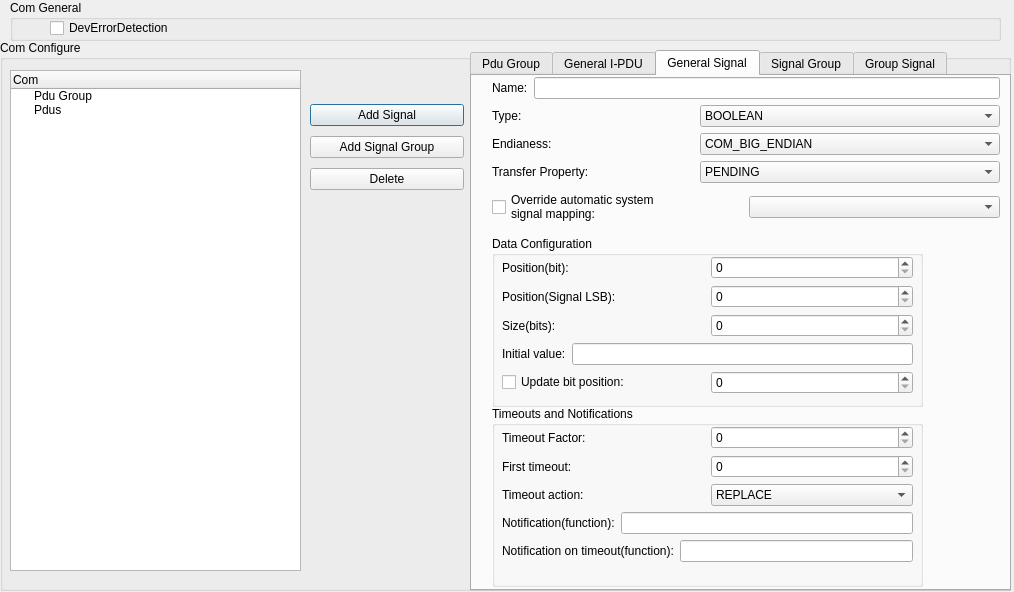
Qt form tool/gainos-studio/ui/forms/cd_com.ui (parai/gainos-tk) before a commit.
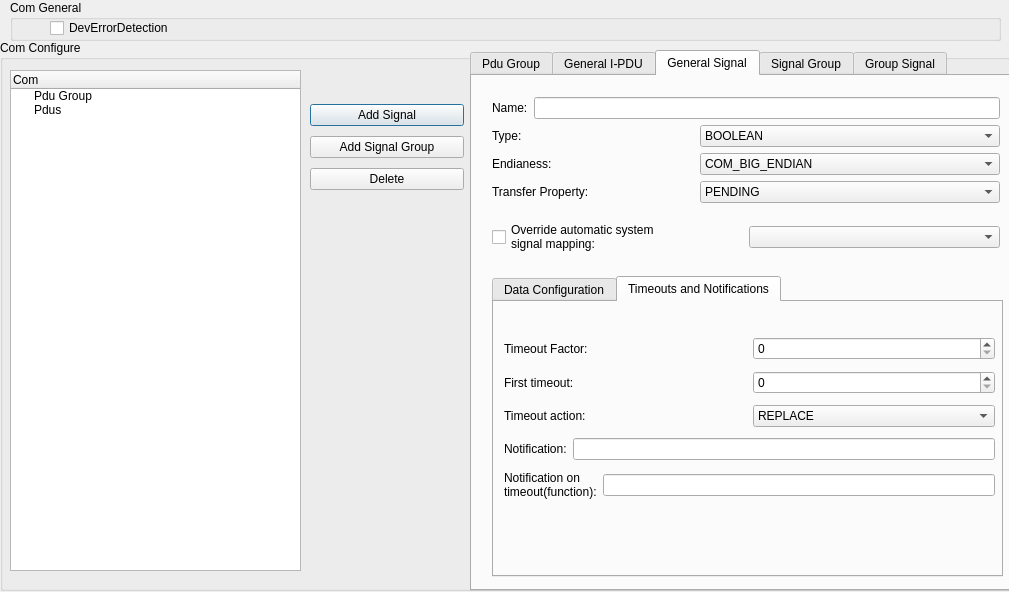
The same form after that commit. The open tabs and pages were chosen to show the change.

```diff
--- a/tool/gainos-studio/ui/forms/cd_com.ui
+++ b/tool/gainos-studio/ui/forms/cd_com.ui
@@ -6,7 +6,7 @@
    <rect>
     <x>0</x>
     <y>0</y>
-    <width>1014</width>
+    <width>1009</width>
     <height>592</height>
    </rect>
   </property>
@@ -472,246 +472,13 @@
      <attribute name="title">
       <string>General Signal</string>
      </attribute>
-     <widget class="QGroupBox" name="groupBox_5">
+     <widget class="QWidget" name="layoutWidget">
       <property name="geometry">
        <rect>
         <x>20</x>
-        <y>160</y>
-        <width>431</width>
-        <height>171</height>
-       </rect>
-      </property>
-      <property name="title">
-       <string>Data Configuration</string>
-      </property>
-      <widget class="QWidget" name="layoutWidget">
-       <property name="geometry">
-        <rect>
-         <x>10</x>
-         <y>20</y>
-         <width>411</width>
-         <height>141</height>
-        </rect>
-       </property>
-       <layout class="QVBoxLayout" name="verticalLayout_4">
-        <item>
-         <layout class="QHBoxLayout" name="horizontalLayout_19">
-          <item>
-           <widget class="QLabel" name="label_18">
-            <property name="text">
-             <string>Position(bit):</string>
-            </property>
-           </widget>
-          </item>
-          <item>
-           <widget class="QSpinBox" name="spbxSignalPosition">
-            <property name="toolTip">
-             <string>Must be the times of eight.</string>
-            </property>
-           </widget>
-          </item>
-         </layout>
-        </item>
-        <item>
-         <layout class="QHBoxLayout" name="horizontalLayout_20">
-          <item>
-           <widget class="QLabel" name="label_19">
-            <property name="text">
-             <string>Position(Signal LSB):</string>
-            </property>
-           </widget>
-          </item>
-          <item>
-           <widget class="QSpinBox" name="spbxSignalLSBPosition"/>
-          </item>
-         </layout>
-        </item>
-        <item>
-         <layout class="QHBoxLayout" name="horizontalLayout_21">
-          <item>
-           <widget class="QLabel" name="label_20">
-            <property name="text">
-             <string>Size(bits):</string>
-            </property>
-           </widget>
-          </item>
-          <item>
-           <widget class="QSpinBox" name="spbxSignalSize">
-            <property name="toolTip">
-             <string>Range 0 to 63.
-Range 0 to 4095 for uint8_n signal types</string>
-            </property>
-           </widget>
-          </item>
-         </layout>
-        </item>
-        <item>
-         <layout class="QHBoxLayout" name="horizontalLayout_22">
-          <item>
-           <widget class="QLabel" name="label_21">
-            <property name="text">
-             <string>Initial value:</string>
-            </property>
-           </widget>
-          </item>
-          <item>
-           <widget class="QLineEdit" name="leSignalInitValue">
-            <property name="toolTip">
-             <string>if type is UINT8_N or UNIT8_DYN,please in put init value with spac ' ' to spearete each other.</string>
-            </property>
-           </widget>
-          </item>
-         </layout>
-        </item>
-        <item>
-         <layout class="QHBoxLayout" name="horizontalLayout_23">
-          <item>
-           <widget class="QCheckBox" name="cbxSignalUpdateBitPosition">
-            <property name="text">
-             <string>Update bit position:</string>
-            </property>
-           </widget>
-          </item>
-          <item>
-           <widget class="QSpinBox" name="spbxSignalUpdateBitPosition"/>
-          </item>
-         </layout>
-        </item>
-       </layout>
-      </widget>
-     </widget>
-     <widget class="QGroupBox" name="groupBox_6">
-      <property name="geometry">
-       <rect>
-        <x>20</x>
-        <y>330</y>
-        <width>431</width>
-        <height>181</height>
-       </rect>
-      </property>
-      <property name="title">
-       <string>Timeouts and Notifications</string>
-      </property>
-      <widget class="QWidget" name="layoutWidget_9">
-       <property name="geometry">
-        <rect>
-         <x>10</x>
-         <y>20</y>
-         <width>411</width>
-         <height>141</height>
-        </rect>
-       </property>
-       <layout class="QVBoxLayout" name="verticalLayout_6">
-        <item>
-         <layout class="QHBoxLayout" name="horizontalLayout_24">
-          <item>
-           <widget class="QLabel" name="label_22">
-            <property name="text">
-             <string>Timeout Factor:</string>
-            </property>
-           </widget>
-          </item>
-          <item>
-           <widget class="QSpinBox" name="spbxSignalTimeoutFactor">
-            <property name="toolTip">
-             <string>uint in MainFunction Period</string>
-            </property>
-           </widget>
-          </item>
-         </layout>
-        </item>
-        <item>
-         <layout class="QHBoxLayout" name="horizontalLayout_25">
-          <item>
-           <widget class="QLabel" name="label_23">
-            <property name="text">
-             <string>First timeout:</string>
-            </property>
-           </widget>
-          </item>
-          <item>
-           <widget class="QSpinBox" name="spbxSignalFirstTimeout">
-            <property name="toolTip">
-             <string>uint in MainFunction Period</string>
-            </property>
-           </widget>
-          </item>
-         </layout>
-        </item>
-        <item>
-         <layout class="QHBoxLayout" name="horizontalLayout_26">
-          <item>
-           <widget class="QLabel" name="label_24">
-            <property name="text">
-             <string>Timeout action:</string>
-            </property>
-           </widget>
-          </item>
-          <item>
-           <widget class="QComboBox" name="cmbxSignalTimeoutAction">
-            <property name="toolTip">
-             <string>For Tx signal,configure this has no meaning.</string>
-            </property>
-            <item>
-             <property name="text">
-              <string>REPLACE</string>
-             </property>
-            </item>
-            <item>
-             <property name="text">
-              <string>NONE</string>
-             </property>
-            </item>
-           </widget>
-          </item>
-         </layout>
-        </item>
-        <item>
-         <layout class="QHBoxLayout" name="horizontalLayout_27">
-          <item>
-           <widget class="QLabel" name="label_25">
-            <property name="text">
-             <string>Notification(function):</string>
-            </property>
-           </widget>
-          </item>
-          <item>
-           <widget class="QLineEdit" name="leSignalNotification">
-            <property name="toolTip">
-             <string>input &quot;NULL&quot; to turn it off, if you want</string>
-            </property>
-           </widget>
-          </item>
-         </layout>
-        </item>
-        <item>
-         <layout class="QHBoxLayout" name="horizontalLayout_28">
-          <item>
-           <widget class="QLabel" name="label_26">
-            <property name="text">
-             <string>Notification on timeout(function):</string>
-            </property>
-           </widget>
-          </item>
-          <item>
-           <widget class="QLineEdit" name="leSignalNotificationOnTimeout">
-            <property name="toolTip">
-             <string>input &quot;NULL&quot; to turn it off, if you want</string>
-            </property>
-           </widget>
-          </item>
-         </layout>
-        </item>
-       </layout>
-      </widget>
-     </widget>
-     <widget class="QWidget" name="">
-      <property name="geometry">
-       <rect>
-        <x>20</x>
-        <y>0</y>
+        <y>10</y>
         <width>508</width>
-        <height>151</height>
+        <height>180</height>
        </rect>
       </property>
       <layout class="QVBoxLayout" name="verticalLayout_12">
@@ -899,6 +666,237 @@
        </item>
       </layout>
      </widget>
+     <widget class="QTabWidget" name="tabWidget">
+      <property name="geometry">
+       <rect>
+        <x>20</x>
+        <y>200</y>
+        <width>511</width>
+        <height>301</height>
+       </rect>
+      </property>
+      <property name="currentIndex">
+       <number>0</number>
+      </property>
+      <widget class="QWidget" name="tab_6">
+       <attribute name="title">
+        <string>Data Configuration</string>
+       </attribute>
+       <widget class="QWidget" name="layoutWidget_2">
+        <property name="geometry">
+         <rect>
+          <x>20</x>
+          <y>10</y>
+          <width>411</width>
+          <height>161</height>
+         </rect>
+        </property>
+        <layout class="QVBoxLayout" name="verticalLayout_4">
+         <item>
+          <layout class="QHBoxLayout" name="horizontalLayout_19">
+           <item>
+            <widget class="QLabel" name="label_18">
+             <property name="text">
+              <string>Position(bit):</string>
+             </property>
+            </widget>
+           </item>
+           <item>
+            <widget class="QSpinBox" name="spbxSignalPosition">
+             <property name="toolTip">
+              <string>Must be the times of eight.</string>
+             </property>
+            </widget>
+           </item>
+          </layout>
+         </item>
+         <item>
+          <layout class="QHBoxLayout" name="horizontalLayout_20">
+           <item>
+            <widget class="QLabel" name="label_19">
+             <property name="text">
+              <string>Position(Signal LSB):</string>
+             </property>
+            </widget>
+           </item>
+           <item>
+            <widget class="QSpinBox" name="spbxSignalLSBPosition"/>
+           </item>
+          </layout>
+         </item>
+         <item>
+          <layout class="QHBoxLayout" name="horizontalLayout_21">
+           <item>
+            <widget class="QLabel" name="label_20">
+             <property name="text">
+              <string>Size(bits):</string>
+             </property>
+            </widget>
+           </item>
+           <item>
+            <widget class="QSpinBox" name="spbxSignalSize">
+             <property name="toolTip">
+              <string>Range 0 to 63.
+Range 0 to 4095 for uint8_n signal types</string>
+             </property>
+            </widget>
+           </item>
+          </layout>
+         </item>
+         <item>
+          <layout class="QHBoxLayout" name="horizontalLayout_22">
+           <item>
+            <widget class="QLabel" name="label_21">
+             <property name="text">
+              <string>Initial value:</string>
+             </property>
+            </widget>
+           </item>
+           <item>
+            <widget class="QLineEdit" name="leSignalInitValue">
+             <property name="toolTip">
+              <string>if type is UINT8_N or UNIT8_DYN,please in put init value with spac ' ' to spearete each other.</string>
+             </property>
+            </widget>
+           </item>
+          </layout>
+         </item>
+         <item>
+          <layout class="QHBoxLayout" name="horizontalLayout_23">
+           <item>
+            <widget class="QCheckBox" name="cbxSignalUpdateBitPosition">
+             <property name="text">
+              <string>Update bit position:</string>
+             </property>
+            </widget>
+           </item>
+           <item>
+            <widget class="QSpinBox" name="spbxSignalUpdateBitPosition"/>
+           </item>
+          </layout>
+         </item>
+        </layout>
+       </widget>
+      </widget>
+      <widget class="QWidget" name="tab_7">
+       <attribute name="title">
+        <string>Timeouts and Notifications</string>
+       </attribute>
+       <widget class="QWidget" name="layoutWidget_9">
+        <property name="geometry">
+         <rect>
+          <x>10</x>
+          <y>30</y>
+          <width>491</width>
+          <height>174</height>
+         </rect>
+        </property>
+        <layout class="QVBoxLayout" name="verticalLayout_6">
+         <item>
+          <layout class="QHBoxLayout" name="horizontalLayout_24">
+           <item>
+            <widget class="QLabel" name="label_22">
+             <property name="text">
+              <string>Timeout Factor:</string>
+             </property>
+            </widget>
+           </item>
+           <item>
+            <widget class="QSpinBox" name="spbxSignalTimeoutFactor">
+             <property name="toolTip">
+              <string>uint in MainFunction Period</string>
+             </property>
+            </widget>
+           </item>
+          </layout>
+         </item>
+         <item>
+          <layout class="QHBoxLayout" name="horizontalLayout_25">
+           <item>
+            <widget class="QLabel" name="label_23">
+             <property name="text">
+              <string>First timeout:</string>
+             </property>
+            </widget>
+           </item>
+           <item>
+            <widget class="QSpinBox" name="spbxSignalFirstTimeout">
+             <property name="toolTip">
+              <string>uint in MainFunction Period</string>
+             </property>
+            </widget>
+           </item>
+          </layout>
+         </item>
+         <item>
+          <layout class="QHBoxLayout" name="horizontalLayout_26">
+           <item>
+            <widget class="QLabel" name="label_24">
+             <property name="text">
+              <string>Timeout action:</string>
+             </property>
+            </widget>
+           </item>
+           <item>
+            <widget class="QComboBox" name="cmbxSignalTimeoutAction">
+             <property name="toolTip">
+              <string>For Tx signal,configure this has no meaning.</string>
+             </property>
+             <item>
+              <property name="text">
+               <string>REPLACE</string>
+              </property>
+             </item>
+             <item>
+              <property name="text">
+               <string>NONE</string>
+              </property>
+             </item>
+            </widget>
+           </item>
+          </layout>
+         </item>
+         <item>
+          <layout class="QHBoxLayout" name="horizontalLayout_27">
+           <item>
+            <widget class="QLabel" name="label_25">
+             <property name="text">
+              <string>Notification:</string>
+             </property>
+            </widget>
+           </item>
+           <item>
+            <widget class="QLineEdit" name="leSignalNotification">
+             <property name="toolTip">
+              <string>input &quot;NULL&quot; to turn it off, if you want</string>
+             </property>
+            </widget>
+           </item>
+          </layout>
+         </item>
+         <item>
+          <layout class="QHBoxLayout" name="horizontalLayout_28">
+           <item>
+            <widget class="QLabel" name="label_26">
+             <property name="text">
+              <string>Notification on 
+timeout(function):</string>
+             </property>
+            </widget>
+           </item>
+           <item>
+            <widget class="QLineEdit" name="leSignalNotificationOnTimeout">
+             <property name="toolTip">
+              <string>input &quot;NULL&quot; to turn it off, if you want</string>
+             </property>
+            </widget>
+           </item>
+          </layout>
+         </item>
+        </layout>
+       </widget>
+      </widget>
+     </widget>
     </widget>
     <widget class="QWidget" name="tab_4">
      <attribute name="title">
```
Left out of the diff: 20 changed lines with no effect on the pictures.
